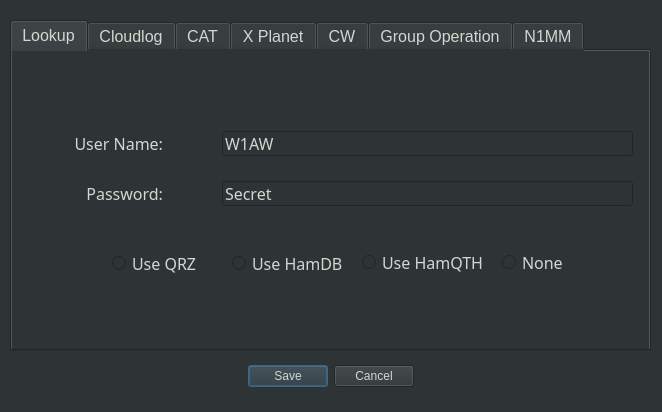
Before: the Qt Designer form data/settings.ui in mbridak/WinterFieldDayLogger, drawn with Qt 5.
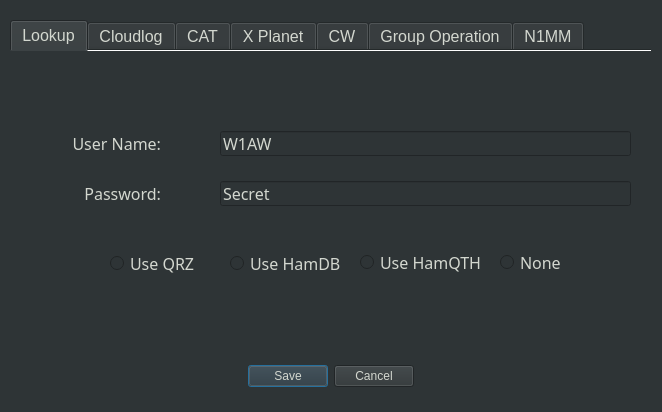
After: the same form once the commit is applied.

Commit message: Made settings tabs easier to see.

```diff
--- a/data/settings.ui
+++ b/data/settings.ui
@@ -67,9 +67,30 @@
      <pointsize>12</pointsize>
     </font>
    </property>
+   <property name="tabPosition">
+    <enum>QTabWidget::North</enum>
+   </property>
+   <property name="tabShape">
+    <enum>QTabWidget::Rounded</enum>
+   </property>
    <property name="currentIndex">
     <number>0</number>
    </property>
+   <property name="elideMode">
+    <enum>Qt::ElideNone</enum>
+   </property>
+   <property name="documentMode">
+    <bool>true</bool>
+   </property>
+   <property name="tabsClosable">
+    <bool>false</bool>
+   </property>
+   <property name="movable">
+    <bool>false</bool>
+   </property>
+   <property name="tabBarAutoHide">
+    <bool>false</bool>
+   </property>
    <widget class="QWidget" name="tab_1">
     <attribute name="title">
      <string>Lookup</string>
```
Left out of the diff: 26 changed lines with no effect on the pictures.
